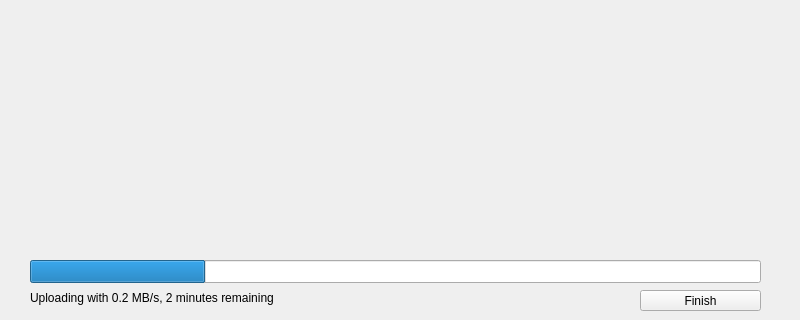
Old version of the form BetaUploader/uploadwindow.ui in the repository galli-leo/Testfighter; both pictures show x 0 to 800 and y 280 to 600 of the 800 by 600 pixel window.
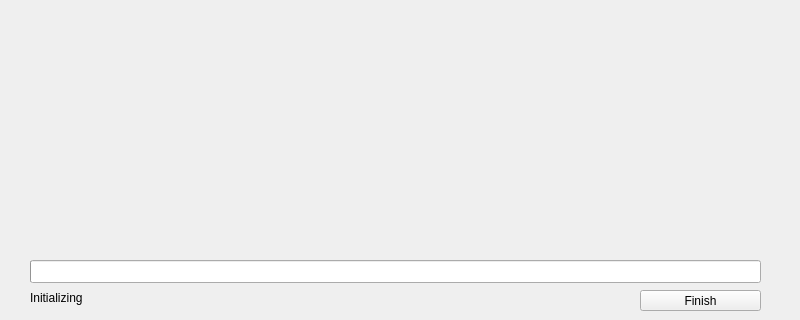
New version of the form.

What changed in the file:
```diff
--- a/BetaUploader/uploadwindow.ui
+++ b/BetaUploader/uploadwindow.ui
@@ -45,7 +45,7 @@
      </rect>
     </property>
     <property name="value">
-     <number>24</number>
+     <number>0</number>
     </property>
     <property name="textVisible">
      <bool>false</bool>
@@ -61,7 +61,7 @@
      </rect>
     </property>
     <property name="text">
-     <string>Uploading with 0.2 MB/s, 2 minutes remaining</string>
+     <string>Initializing</string>
     </property>
    </widget>
    <widget class="QPushButton" name="pushButton">
```
